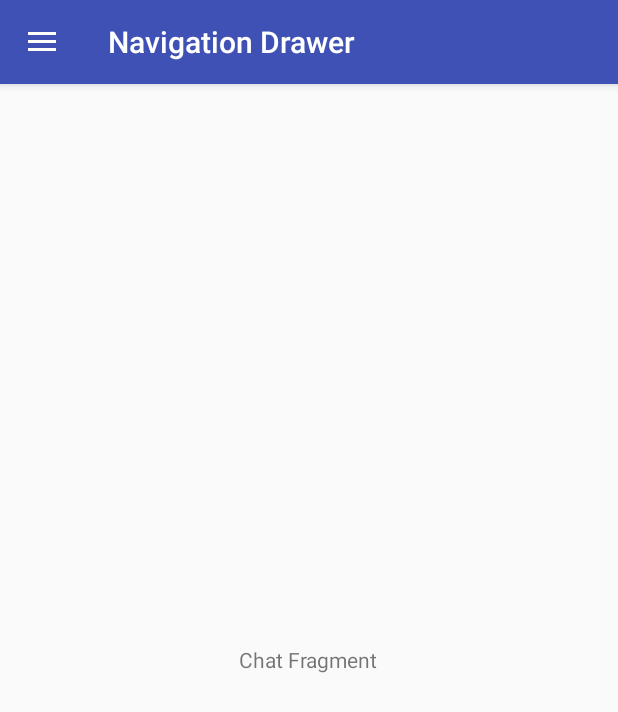
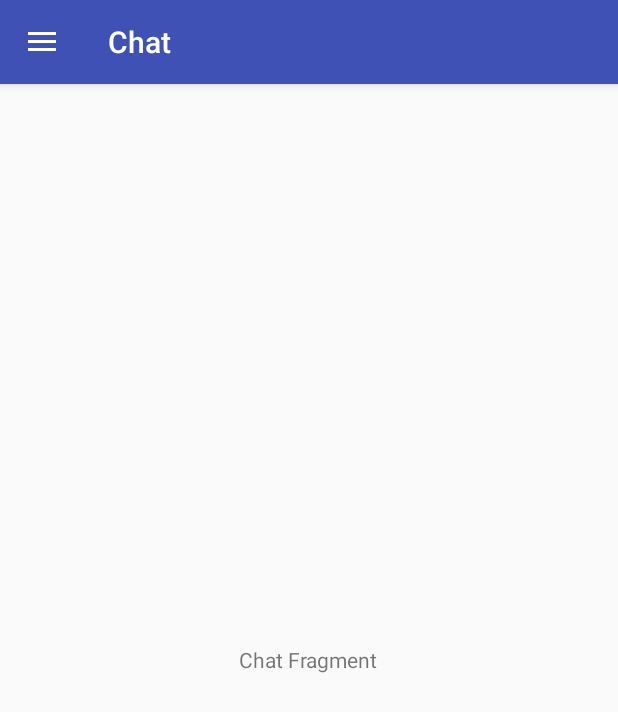
Before and after one commit to paul035/Android-Navigation-Drawer-, an Android app: the screen it shows after launch (MainActivity), in the side drawer, after a tap on "Chat", on a phone screen of 412 x 824 dp. Shown: the top 712 px of the screen. Run offline under Robolectric (Android 15) with nearby library versions, the phone set to English and light mode, and no system bars.

```diff
--- a/app/src/main/java/com/example/android/navigationdrawer/MainActivity.java
+++ b/app/src/main/java/com/example/android/navigationdrawer/MainActivity.java
@@ -1,5 +1,6 @@
 package com.example.android.navigationdrawer;
 
+import android.os.Build;
 import android.support.annotation.NonNull;
 import android.support.design.widget.NavigationView;
 import android.support.v4.view.GravityCompat;
@@ -8,6 +9,7 @@ import android.support.v7.app.ActionBarDrawerToggle;
 import android.support.v7.app.AppCompatActivity;
 import android.os.Bundle;
 import android.view.MenuItem;
+import android.view.WindowManager;
 import android.widget.Toast;
 import android.widget.Toolbar;
 
@@ -18,6 +20,12 @@ public class MainActivity extends AppCompatActivity implements NavigationView.On
     @Override
     protected void onCreate(Bundle savedInstanceState) {
         super.onCreate(savedInstanceState);
+        if(Build.VERSION.SDK_INT >= 19){
+            getWindow().addFlags(WindowManager.LayoutParams.FLAG_TRANSLUCENT_STATUS);
+        }
+        else{
+            getWindow().addFlags(WindowManager.LayoutParams.FLAG_TRANSLUCENT_STATUS);
+        }
         setContentView(R.layout.activity_main);
 
         android.support.v7.widget.Toolbar toolbar = findViewById(R.id.toolbar);
@@ -45,16 +53,19 @@ public class MainActivity extends AppCompatActivity implements NavigationView.On
             case R.id.nav_message:
                 getSupportFragmentManager().beginTransaction().replace(R.id.fragment_container,
                         new MessageFragment()).commit();
+                getSupportActionBar().setTitle("Message");
                 break;
 
             case R.id.nav_dashboard:
                 getSupportFragmentManager().beginTransaction().replace(R.id.fragment_container,
                         new DashboardFragment()).commit();
+                getSupportActionBar().setTitle("Dashboard");
                 break;
 
             case R.id.nav_chat:
                 getSupportFragmentManager().beginTransaction().replace(R.id.fragment_container,
                         new ChatFragment()).commit();
+                getSupportActionBar().setTitle("Chat");
                 break;
             case R.id.nav_share:
                 Toast.makeText(this, "Share", Toast.LENGTH_SHORT).show();
--- a/app/src/main/res/layout/activity_main.xml
+++ b/app/src/main/res/layout/activity_main.xml
@@ -6,8 +6,8 @@
     android:layout_width="match_parent"
     android:layout_height="match_parent"
     android:id="@+id/drawer_layout"
-    tools:context=".MainActivity"
-    tools:openDrawer="start">
+    tools:openDrawer="start"
+    tools:context=".MainActivity">
 
     <LinearLayout
         android:layout_width="match_parent"
--- a/app/src/main/res/values/colors.xml
+++ b/app/src/main/res/values/colors.xml
@@ -3,4 +3,6 @@
     <color name="colorPrimary">#3F51B5</color>
     <color name="colorPrimaryDark">#303F9F</color>
     <color name="colorAccent">#FF4081</color>
+
+    <color name="azur1">#dbf3fa</color>
 </resources>
```
